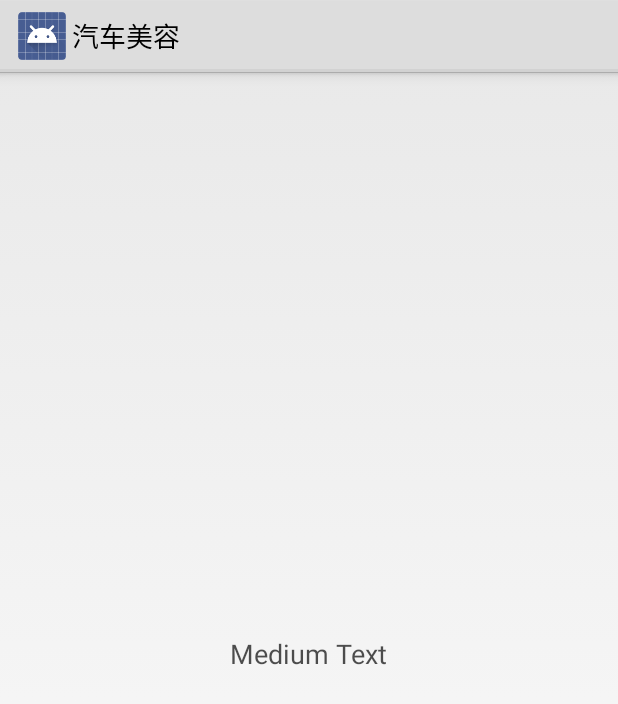
After one commit to yu-yang-halo/Mcar, an Android app: the layout ac_message.xml on its own in the app's theme, with its tools: preview values and no code run, on a phone screen of 412 x 824 dp. The commit adds this screen. Shown: the top 704 px of the screen. Run offline under Robolectric (Android 15) with nearby library versions, the phone set to English and light mode, and no system bars.

Commit message:
message change

```diff
--- a/app/src/main/AndroidManifest.xml
+++ b/app/src/main/AndroidManifest.xml
@@ -101,6 +101,8 @@
             android:screenOrientation="portrait">
 
         </activity>
+        <activity android:name=".message.MessageActivity"
+            android:screenOrientation="portrait"></activity>
         <activity android:name=".good.GoodActivity"
             android:screenOrientation="portrait">
 
--- a/app/src/main/java/cn/service/ErrorCode.java
+++ b/app/src/main/java/cn/service/ErrorCode.java
@@ -66,7 +66,7 @@ public enum ErrorCode {
 	TASK_NOT_EXIST(1042, "The scheduled task 不存在，请设置!"),//The scheduled task does not exist
 	OBJECT_ALREADY_EXIST(1043, "设备已经注册，不能再注册。"),
 
-	DEVICE_NOT_ASSIGN_CLASS(1051,"The car has already exist"),
+	DEVICE_NOT_ASSIGN_CLASS(1051,"车牌已存在"),
 	CAN_NOT_FIND_STATION(1052,"can't find the station"),
 	COUPUN_EXIST(1053,"优惠券不可重复领取"),
 	COUPUN_HAS_EMPTY(1054,"优惠券已全部被领取"),
--- a/app/src/main/java/com/carbeauty/MainActivity.java
+++ b/app/src/main/java/com/carbeauty/MainActivity.java
@@ -158,21 +158,21 @@ public class MainActivity extends FragmentActivity implements LocationUpdateList
 		});
 
 
-		rightBtn.setText("列表模式");
+		rightBtn.setText("地图模式");
 
 		rightBtn.setOnClickListener(new View.OnClickListener() {
 			@Override
 			public void onClick(View v) {
 				if(v.isSelected()){
 					v.setSelected(false);
-					rightBtn.setText("列表模式");
+					rightBtn.setText("地图模式");
 					ViewAnimator.animate(rightBtn).flipVertical()
 							.duration(1000).start();
 
 					iShowModeListenser.onShowMode(0);
 				}else{
 					v.setSelected(true);
-					rightBtn.setText("地图模式");
+					rightBtn.setText("列表模式");
 					ViewAnimator.animate(rightBtn).flipVertical()
 							.duration(1000).start();
 
--- a/app/src/main/java/com/carbeauty/camera/VideoInfoActivity.java
+++ b/app/src/main/java/com/carbeauty/camera/VideoInfoActivity.java
@@ -148,6 +148,7 @@ public class VideoInfoActivity extends HeaderActivity implements com.tutk.IOTC.I
         rightBtn.setVisibility(View.GONE);
 
         monitor  = (Monitor) findViewById(R.id.monitor);
+        monitor.setPTZ(false);
 
         progressHUD= KProgressHUD.create(this)
                 .setStyle(KProgressHUD.Style.SPIN_INDETERMINATE)
--- a/app/src/main/java/com/carbeauty/order/WashOilActivity.java
+++ b/app/src/main/java/com/carbeauty/order/WashOilActivity.java
@@ -129,6 +129,9 @@ public class WashOilActivity extends HeaderActivity {
     }
 
     private void initGridView(List<OrderStateType> orderStateTypes){
+        if(orderStateTypes==null){
+            return;
+        }
 
         OrderTimeAdapter orderTimeAdapter=new OrderTimeAdapter(orderStateTypes,this);
 
--- /dev/null
+++ b/app/src/main/res/layout/ac_message.xml
@@ -0,0 +1,14 @@
+<?xml version="1.0" encoding="utf-8"?>
+<RelativeLayout xmlns:android="http://schemas.android.com/apk/res/android"
+    android:orientation="vertical" android:layout_width="match_parent"
+    android:layout_height="match_parent">
+    <TextView
+        android:layout_width="wrap_content"
+        android:layout_height="wrap_content"
+        android:textAppearance="?android:attr/textAppearanceMedium"
+        android:text="Medium Text"
+        android:id="@+id/messageTxt"
+        android:textColor="#b0000000"
+        android:layout_centerVertical="true"
+        android:layout_centerHorizontal="true" />
+</RelativeLayout>
```
Also changed, not shown: app/src/main/java/com/carbeauty/alertDialog/DialogManagerUtils.java (+46 -0 lines), app/src/main/java/com/carbeauty/message/MessageActivity.java (added, +35 -0 lines), app/src/main/java/com/example/jpushdemo/MyReceiver.java (+17 -11 lines), app/src/main/res/layout/toast_alert.xml (+11 -1 lines).
